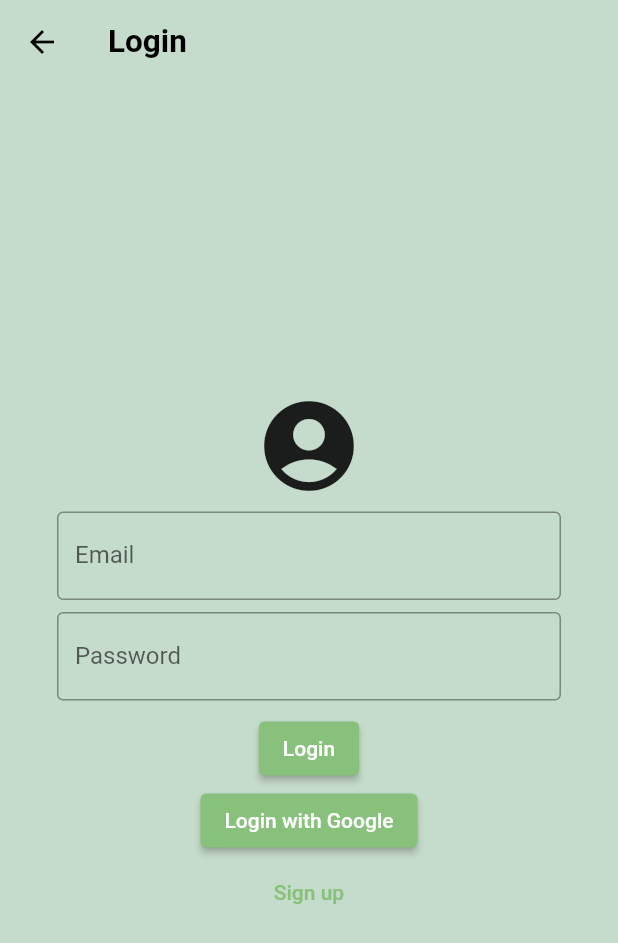
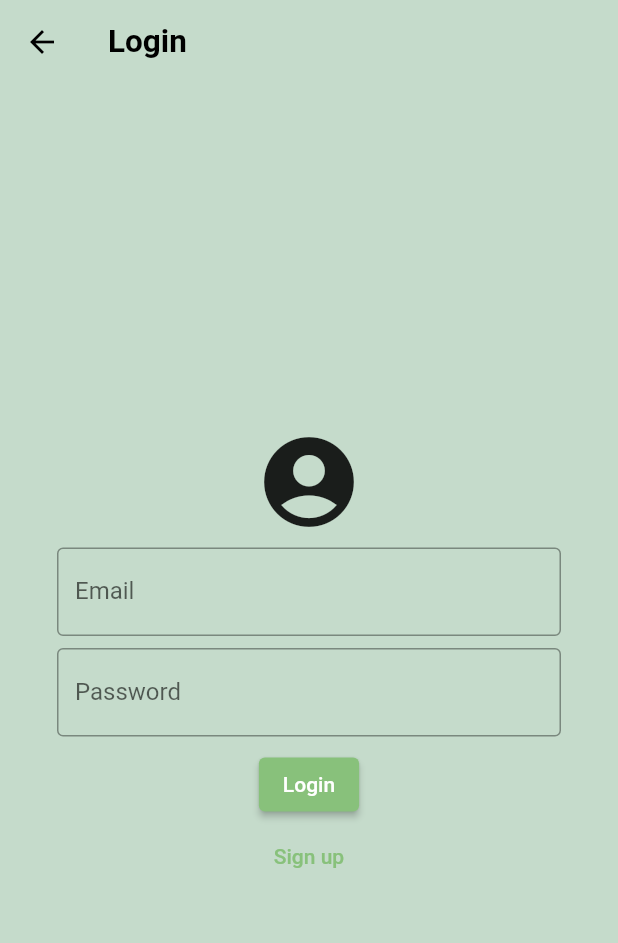
Before and after one commit to OlyNet/olydorfapp, a Flutter app: the LoginView screen opened by its route, on a phone screen of 412 x 824 dp. Shown: the top 943 px of the screen. Run offline on Flutter 3.47's test engine with Material 2 defaults, Android fonts, the phone set to English and light mode, and no system bars; our stand-ins replace appwrite, flutter_chat_types, flutter_chat_ui, flutter_map, flutter_speed_dial, hooks_riverpod and 4 more; accounts and stored records are empty; network calls fail.

Commit message:
hide login with google

```diff
--- a/lib/views/auth/login_view.dart
+++ b/lib/views/auth/login_view.dart
@@ -86,11 +86,11 @@ class LoginView extends HookConsumerWidget {
                               _loading = false;
                             }),
                             child: const Text("Login")),
-                    ElevatedButton(
-                        onPressed: () => ref
-                            .read(authProvider.notifier)
-                            .loginGoogle(context),
-                        child: const Text("Login with Google")),
+                    // ElevatedButton(
+                    //     onPressed: () => ref
+                    //         .read(authProvider.notifier)
+                    //         .loginGoogle(context),
+                    //     child: const Text("Login with Google")),
                     TextButton(
                         onPressed: () => Navigator.of(context)
                             .pushReplacementNamed(Routes.signUp),
```
